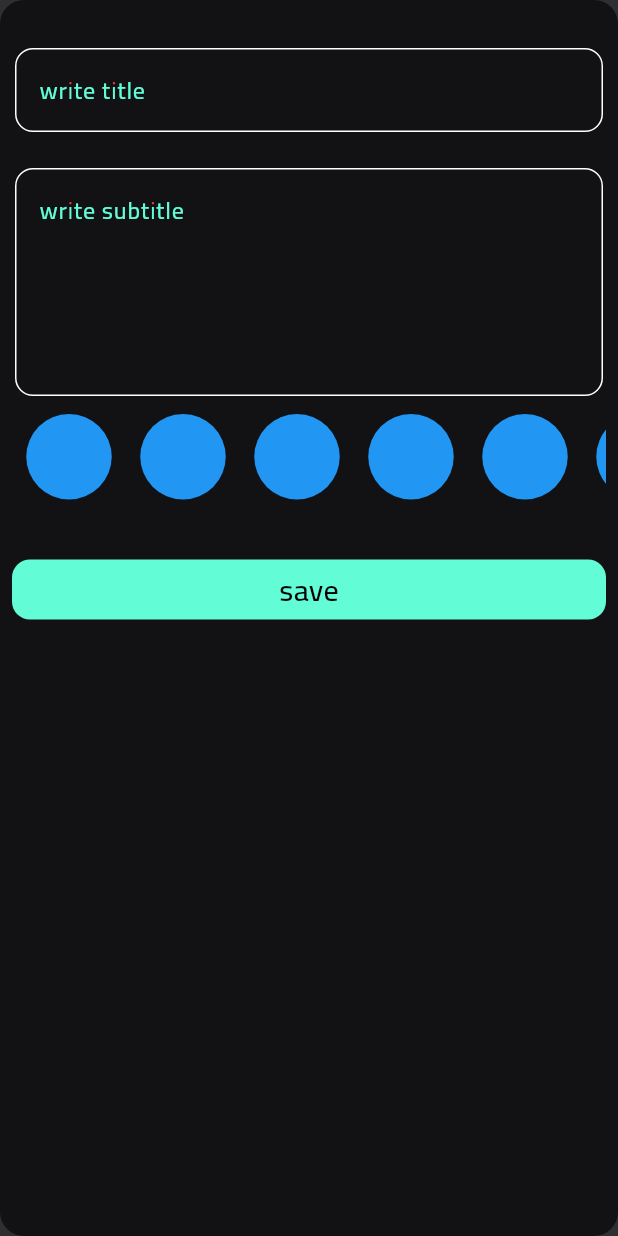
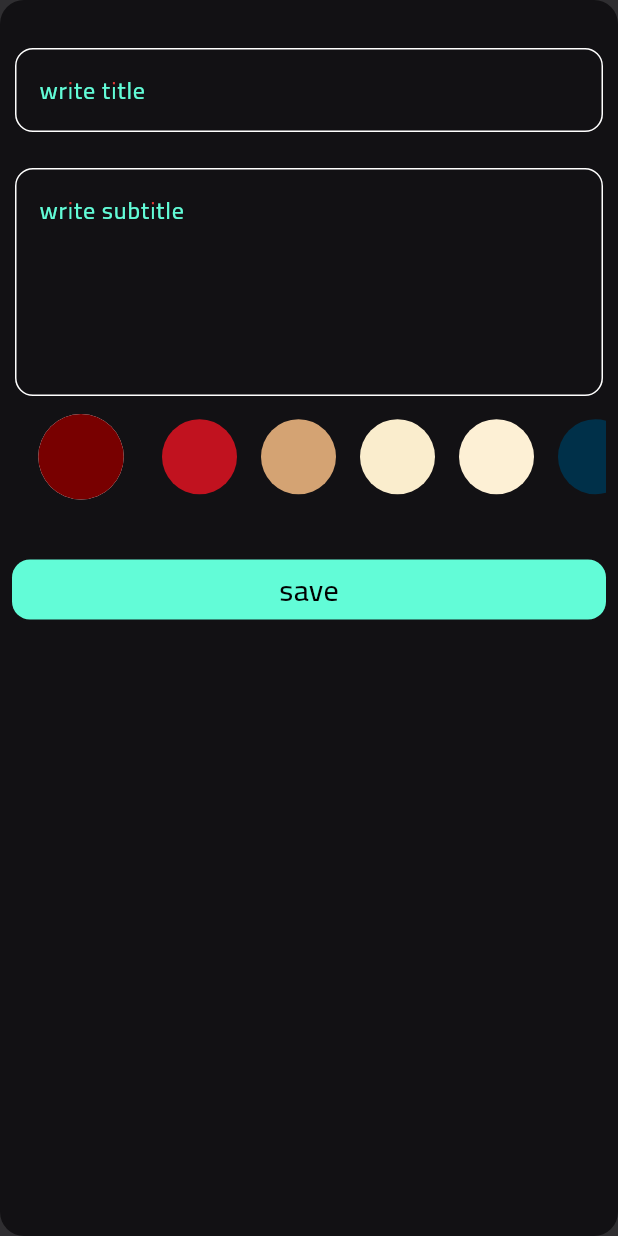
Before and after one commit to Mohamedgamaal16/notes_app, a Flutter app: the screen it shows after launch, after a tap on the "add" icon, on a phone screen of 412 x 824 dp. Run offline on Flutter 3.47's test engine with Material 3 defaults, Android fonts, the phone set to English and light mode, and no system bars; our stand-ins replace bloc, flutter_bloc, hive, hive_flutter, modal_progress_hud_nsn; accounts and stored records are empty.

Commit message:
colors list view part two

```diff
--- a/lib/views/widgets/colors_listview.dart
+++ b/lib/views/widgets/colors_listview.dart
@@ -1,29 +1,68 @@
 import 'package:flutter/material.dart';
 
 class ItemColor extends StatelessWidget {
-  const ItemColor({super.key});
-
+  const ItemColor({super.key, required this.isActive, required this.colore});
+  final bool isActive;
+final Color colore ;
   @override
   Widget build(BuildContext context) {
-    return const CircleAvatar(
-      radius: 38,
-      backgroundColor: Colors.blue,
-    );
+    return isActive
+        ?  CircleAvatar(
+            radius: 38,
+            backgroundColor: Colors.white,
+            child: CircleAvatar(
+              radius: 38,
+              backgroundColor: colore,
+            ),
+          )
+        :  CircleAvatar(
+            radius: 25,
+            backgroundColor: colore,
+          );
   }
 }
 
-class ColorListView extends StatelessWidget {
-  const ColorListView({super.key});
+class ColorListView extends StatefulWidget {
+  const ColorListView({
+    super.key,
+  });
 
+  @override
+  State<ColorListView> createState() => _ColorListViewState();
+}
+
+class _ColorListViewState extends State<ColorListView> {
+  int currentIndex = 0;
+
+  List<Color> colors =const  [
+    Color(0xff780000),
+    Color(0xffc1121f),
+    Color(0xffd4a373),
+    Color(0xfffaedcd),
+    Color(0xfffdf0d5),
+    Color(0xff003049),
+    Color(0xff669bbc)
+  ];
   @override
   Widget build(BuildContext context) {
     return SizedBox(
-      height: 38*1.5,
+      height: 38 * 1.5,
       child: ListView.builder(
-          itemCount: 10,
+          itemCount: colors.length,
           scrollDirection: Axis.horizontal,
           itemBuilder: (context, index) {
-            return const ItemColor();
+            return Padding(
+              padding: const EdgeInsets.symmetric(horizontal: 8.0),
+              child: GestureDetector(
+                onTap: () {
+                  currentIndex = index;
+                  setState(() {});
+                },
+                child: ItemColor(colore: colors[index],
+                  isActive: currentIndex == index,
+                ),
+              ),
+            );
           }),
     );
   }
```
